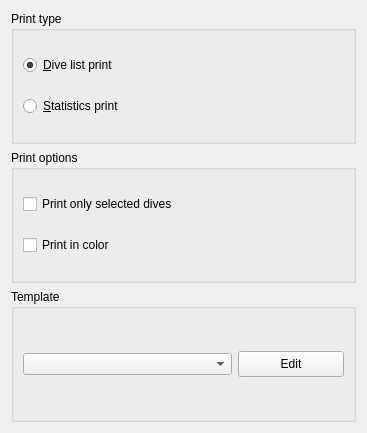
Qt form qt-ui/printoptions.ui (subsurface/subsurface) before a commit.
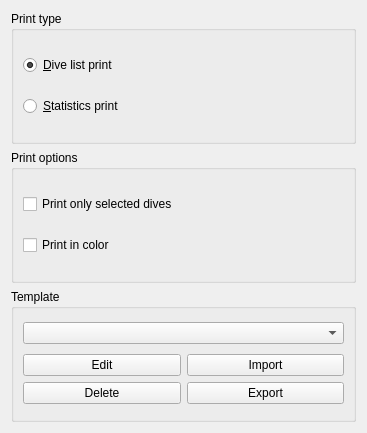
The same form after that commit.

Commit message:
Printing: add "Import", "Export" and "Delete" buttons for templates
Use the button group to import, export or delete a template from the
printing_templates directory.

Diff of the .ui file:
```diff
--- a/qt-ui/printoptions.ui
+++ b/qt-ui/printoptions.ui
@@ -103,20 +103,55 @@
      </property>
      <layout class="QHBoxLayout" name="horizontalLayout">
       <item>
+       <layout class="QVBoxLayout" name="verticalLayout_4">
+        <item>
        <widget class="QComboBox" name="printTemplate"/>
       </item>
       <item>
+         <layout class="QGridLayout" name="gridLayout_2">
+          <item row="1" column="0">
        <widget class="QPushButton" name="editButton">
+            <property name="sizePolicy">
+             <sizepolicy hsizetype="Minimum" vsizetype="Fixed">
+              <horstretch>0</horstretch>
+              <verstretch>0</verstretch>
+             </sizepolicy>
+            </property>
         <property name="maximumSize">
          <size>
-          <width>106</width>
-          <height>26</height>
+              <width>16777215</width>
+              <height>16777215</height>
          </size>
         </property>
         <property name="text">
          <string>Edit</string>
         </property>
        </widget>
+          </item>
+          <item row="3" column="0">
+           <widget class="QPushButton" name="deleteButton">
+            <property name="text">
+             <string>Delete</string>
+            </property>
+           </widget>
+          </item>
+          <item row="3" column="1">
+           <widget class="QPushButton" name="exportButton">
+            <property name="text">
+             <string>Export</string>
+            </property>
+           </widget>
+          </item>
+          <item row="1" column="1">
+           <widget class="QPushButton" name="importButton">
+            <property name="text">
+             <string>Import</string>
+            </property>
+           </widget>
+          </item>
+         </layout>
+        </item>
+       </layout>
       </item>
      </layout>
     </widget>
```
Lines whose indentation alone changed are shown as unchanged.
